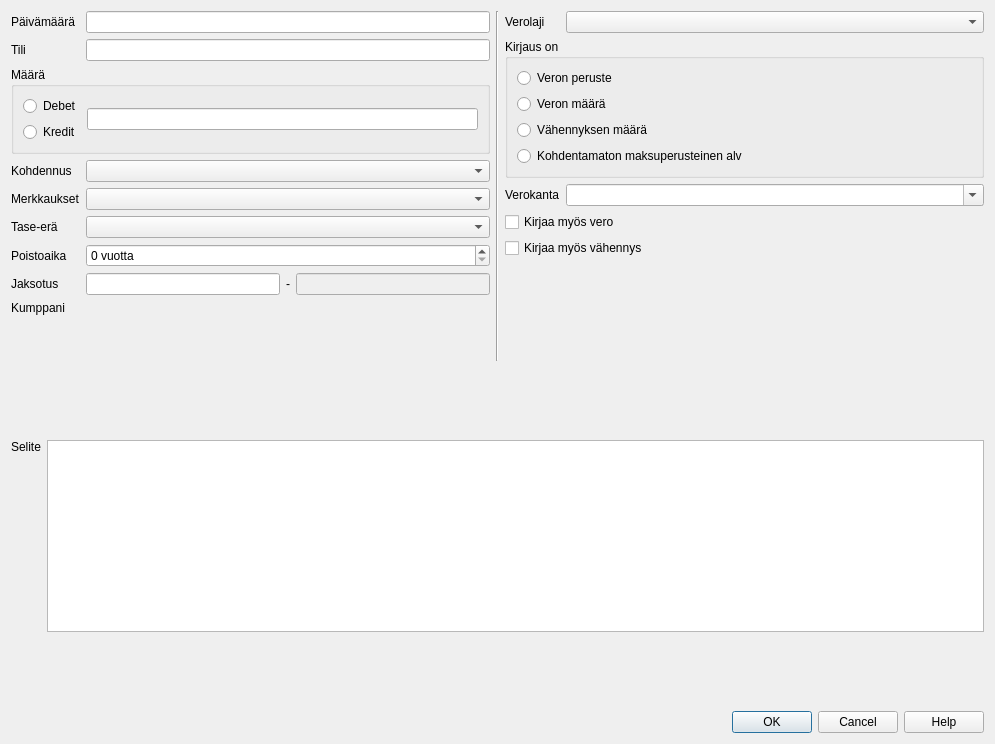
Qt form kitsas/kirjaus/muumuokkausdlg.ui (artoh/kitupiikki) before a commit.
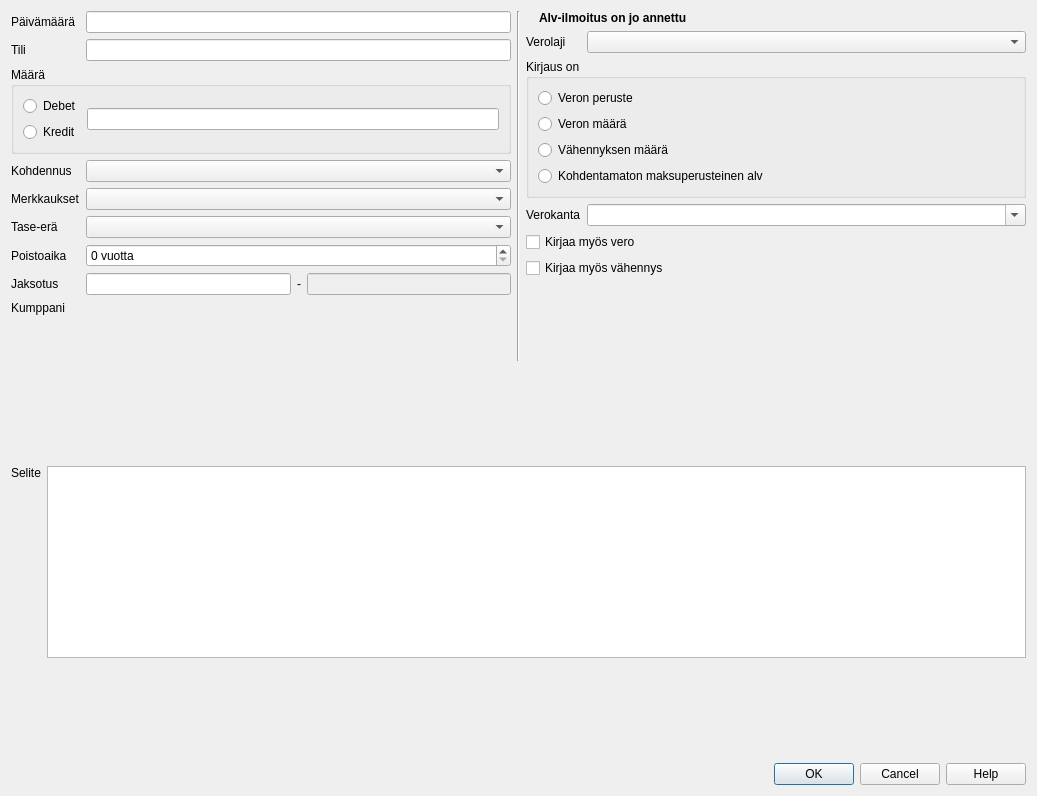
The same form after that commit. Icons and pictures are not drawn. Custom widgets are drawn as their Qt base class.

```diff
--- a/kitsas/kirjaus/muumuokkausdlg.ui
+++ b/kitsas/kirjaus/muumuokkausdlg.ui
@@ -6,8 +6,8 @@
    <rect>
     <x>0</x>
     <y>0</y>
-    <width>995</width>
-    <height>744</height>
+    <width>1037</width>
+    <height>796</height>
    </rect>
   </property>
   <property name="windowTitle">
@@ -15,7 +15,7 @@
   </property>
   <layout class="QVBoxLayout" name="verticalLayout_4">
    <item>
-    <layout class="QHBoxLayout" name="horizontalLayout_3" stretch="1,0,1">
+    <layout class="QHBoxLayout" name="horizontalLayout_5" stretch="2,0,2">
      <item>
       <layout class="QFormLayout" name="formLayout">
        <item row="0" column="0">
@@ -181,6 +181,27 @@
      </item>
      <item>
       <layout class="QVBoxLayout" name="verticalLayout_2">
+       <item>
+        <layout class="QHBoxLayout" name="horizontalLayout_3" stretch="0,1">
+         <item>
+          <widget class="QLabel" name="alvVaro">
+           <property name="text">
+            <string/>
+           </property>
+           <property name="pixmap">
+            <pixmap resource="../pic/pic.qrc">:/pic/varoitus.png</pixmap>
+           </property>
+          </widget>
+         </item>
+         <item>
+          <widget class="QLabel" name="alvVaroLabel">
+           <property name="text">
+            <string>&lt;html&gt;&lt;head/&gt;&lt;body&gt;&lt;p&gt;&lt;span style=&quot; font-weight:600;&quot;&gt;Alv-ilmoitus on jo annettu&lt;/span&gt;&lt;/p&gt;&lt;/body&gt;&lt;/html&gt;</string>
+           </property>
+          </widget>
+         </item>
+        </layout>
+       </item>
        <item>
         <layout class="QFormLayout" name="formLayout_2">
          <item row="0" column="1">
```
Left out of the diff: 4 changed lines with no effect on the pictures.
